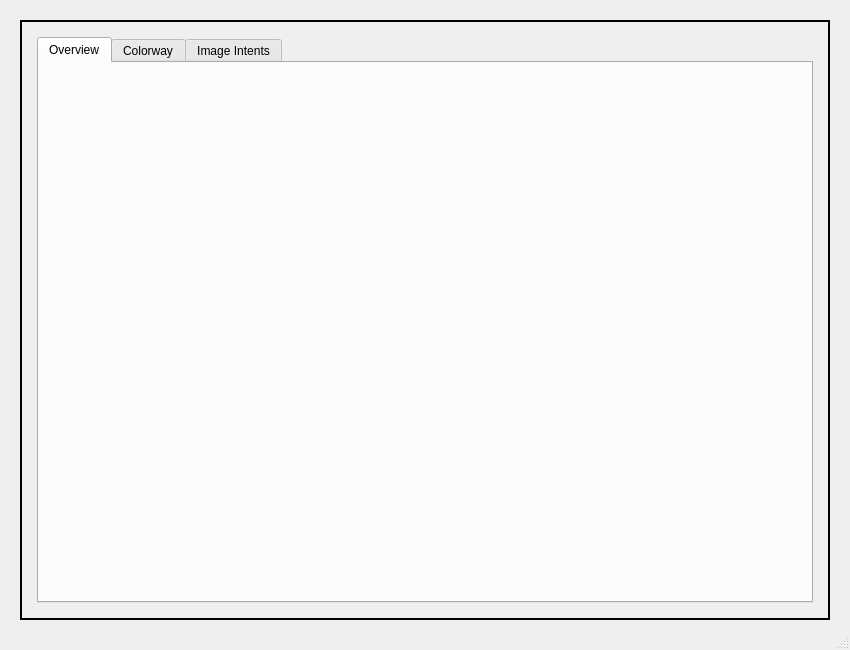
Old version of the form CLOVise/PLM/Outbound/PublishToPLM/CreateProduct.ui in the repository Rishabhk01/CLOVise_CLO6_CentricPLM_R3.
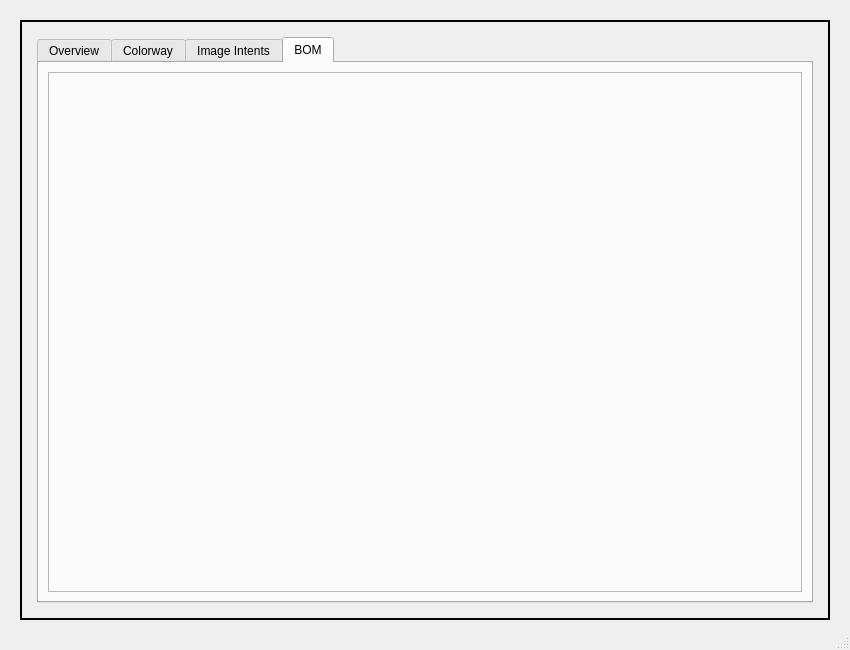
New version of the form.

```diff
--- a/CLOVise/PLM/Outbound/PublishToPLM/CreateProduct.ui
+++ b/CLOVise/PLM/Outbound/PublishToPLM/CreateProduct.ui
@@ -80,7 +80,7 @@
         <item>
          <widget class="QTabWidget" name="ui_tabWidget">
           <property name="currentIndex">
-           <number>0</number>
+           <number>3</number>
           </property>
           <widget class="QWidget" name="ui_overviewTab">
            <attribute name="title">
@@ -118,6 +118,39 @@
             </item>
            </layout>
           </widget>
+          <widget class="QWidget" name="ui_bomTab">
+           <attribute name="title">
+            <string>BOM</string>
+           </attribute>
+           <layout class="QGridLayout" name="gridLayout_6">
+            <item row="1" column="0">
+             <widget class="QFrame" name="frame">
+              <property name="frameShape">
+               <enum>QFrame::StyledPanel</enum>
+              </property>
+              <property name="frameShadow">
+               <enum>QFrame::Raised</enum>
+              </property>
+              <layout class="QGridLayout" name="gridLayout_7">
+               <item row="0" column="0">
+                <layout class="QHBoxLayout" name="ui_addNewBomButtonLayout">
+                 <property name="sizeConstraint">
+                  <enum>QLayout::SetDefaultConstraint</enum>
+                 </property>
+                </layout>
+               </item>
+               <item row="1" column="0">
+                <layout class="QVBoxLayout" name="ui_sectionLayout">
+                 <property name="sizeConstraint">
+                  <enum>QLayout::SetMinimumSize</enum>
+                 </property>
+                </layout>
+               </item>
+              </layout>
+             </widget>
+            </item>
+           </layout>
+          </widget>
          </widget>
         </item>
        </layout>
```
Left out of the diff: 20 changed lines with no effect on the pictures.
